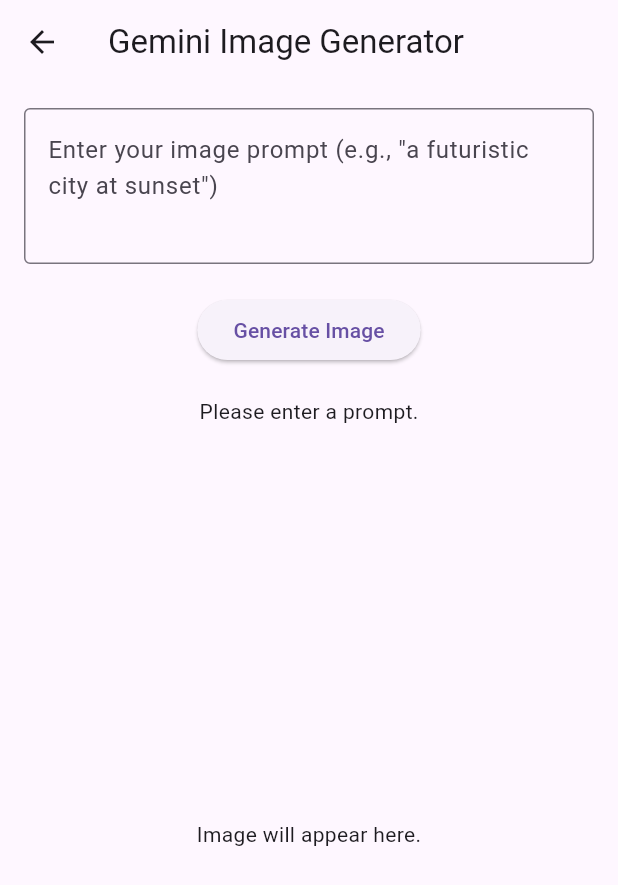
After one commit to TarunPal3551/poc-image-generation-mobile, a Flutter app: the ImageGenExample screen opened directly, after a tap on "Generate Image", on a phone screen of 412 x 824 dp. The commit adds this screen. Shown: the top 885 px of the screen. Run offline on Flutter 3.47's test engine with Material 3 defaults, Android fonts, the phone set to English and light mode, and no system bars; our stand-ins replace dio, flutter_gemini, get, image_picker, pretty_dio_logger.

Commit message:
ai image generation

```diff
--- /dev/null
+++ b/lib/Repository/ai_controller.dart
@@ -0,0 +1,171 @@
+import 'dart:convert';
+import 'dart:typed_data';
+import 'package:flutter/material.dart';
+import 'package:get/get.dart';
+import 'package:http/http.dart' as http;
+
+class AiController extends GetxController {
+  final TextEditingController promptController = TextEditingController();
+  final RxBool isLoading = false.obs;
+  final Rx<Uint8List?> generatedImageBytes = Rx<Uint8List?>(null);
+  final RxString statusMessage = "Enter a prompt and generate an image!".obs;
+
+  static const String _apiKey =
+      'AIzaSyA7udc2entzYYuWSBAEqO81MFEo5LabLjM'; // Replace with your actual API Key
+  static const String _baseUrl =
+      'https://generativelanguage.googleapis.com/v1beta/models';
+
+  Future<void> generateImage() async {
+    final prompt = promptController.text.trim();
+    if (prompt.isEmpty) {
+      statusMessage.value = "Please enter a prompt.";
+      return;
+    }
+
+    isLoading.value = true;
+    statusMessage.value = "Generating image...";
+    generatedImageBytes.value = null;
+
+    try {
+      final url =
+          '$_baseUrl/gemini-2.0-flash-exp-image-generation:generateContent?key=$_apiKey';
+
+      final requestBody = {
+        'contents': [
+          {
+            'parts': [
+              {'text': prompt},
+            ],
+          },
+        ],
+        'generationConfig': {
+          'responseModalities': ['TEXT', 'IMAGE'],
+          'temperature': 0.7,
+          'maxOutputTokens': 100,
+        },
+      };
+
+      debugPrint("Making HTTP request to: $url");
+      debugPrint("Request body: ${jsonEncode(requestBody)}");
+
+      final response = await http.post(
+        Uri.parse(url),
+        headers: {'Content-Type': 'application/json'},
+        body: jsonEncode(requestBody),
+      );
+
+      debugPrint("Response status: ${response.statusCode}");
+      debugPrint("Response headers: ${response.headers}");
+
+      if (response.statusCode == 200) {
+        final responseData = jsonDecode(response.body);
+        debugPrint("Response data: $responseData");
+
+        Uint8List? imageBytes = await _extractImageFromResponse(responseData);
+
+        if (imageBytes != null) {
+          generatedImageBytes.value = imageBytes;
+          statusMessage.value = "Image generated successfully!";
+          await _logImageInfo(imageBytes);
+        } else {
+          statusMessage.value = "No image data found in response.";
+          _debugResponse(responseData);
+        }
+      } else {
+        final errorResponse = jsonDecode(response.body);
+        statusMessage.value =
+            "API Error: ${errorResponse['error']['message'] ?? 'Unknown error'}";
+        debugPrint("Error response: $errorResponse");
+      }
+    } catch (e, stack) {
+      statusMessage.value = "Network Error: ${e.toString()}";
+      debugPrint("Error: $e");
+      debugPrint("Stack trace: $stack");
+    } finally {
+      isLoading.value = false;
+    }
+  }
+
+  Future<Uint8List?> _extractImageFromResponse(
+    Map<String, dynamic> responseData,
+  ) async {
+    try {
+      final candidates = responseData['candidates'] as List?;
+      if (candidates == null || candidates.isEmpty) {
+        debugPrint("No candidates in response");
+        return null;
+      }
+
+      for (final candidate in candidates) {
+        final content = candidate['content'];
+        if (content == null) continue;
+
+        final parts = content['parts'] as List?;
+        if (parts == null) continue;
+
+        for (int i = 0; i < parts.length; i++) {
+          final part = parts[i];
+          debugPrint("Part $i: ${part.keys}");
+
+          // Check for inline_data (this is how images are returned in the REST API)
+          if (part.containsKey('inline_data') ||
+              part.containsKey('inlineData')) {
+            final inlineData = part['inline_data'] ?? part['inlineData'];
+            final mimeType = inlineData['mime_type'] ?? inlineData['mimeType'];
+
+            debugPrint("Found inline data with mimeType: $mimeType");
+
+            if (mimeType != null && mimeType.toString().startsWith('image/')) {
+              final base64Data = inlineData['data'];
+              if (base64Data != null) {
+                return base64Decode(base64Data);
+              }
+            }
+          }
+
+          // Also check for text content
+          if (part.containsKey('text')) {
+            debugPrint("Text part: ${part['text']}");
+          }
+        }
+      }
+    } catch (e) {
+      debugPrint("Error extracting image: $e");
+    }
+
+    return null;
+  }
+
+  void _debugResponse(Map<String, dynamic> responseData) {
+    debugPrint("=== FULL RESPONSE DEBUG ===");
+    debugPrint("Response structure: ${responseData.keys}");
+
+    final candidates = responseData['candidates'] as List?;
+    if (candidates != null) {
+      for (int i = 0; i < candidates.length; i++) {
+        debugPrint("Candidate $i: ${candidates[i].keys}");
+        final content = candidates[i]['content'];
+        if (content != null) {
+          debugPrint("Content keys: ${content.keys}");
+          final parts = content['parts'] as List?;
+          if (parts != null) {
+            for (int j = 0; j < parts.length; j++) {
+              debugPrint("Part $j keys: ${parts[j].keys}");
+              debugPrint("Part $j content: ${parts[j]}");
+            }
+          }
+        }
+      }
+    }
+    debugPrint("=== END DEBUG ===");
+  }
+
+  Future<void> _logImageInfo(Uint8List imageBytes) async {
+    try {
+      final decoded = await decodeImageFromList(imageBytes);
+      debugPrint("Generated image size: ${decoded.width}x${decoded.height}");
+    } catch (e) {
+      debugPrint("Image decode failed: $e");
+    }
+  }
+}
--- /dev/null
+++ b/lib/Repository/geminiservices.dart
@@ -0,0 +1,13 @@
+import 'package:flutter_gemini/flutter_gemini.dart';
+
+class GeminiService {
+  late Gemini _gemini;
+
+  void init({required String apiKey, required String model}) {
+    _gemini = Gemini.init(
+      apiKey: apiKey,
+    );
+  }
+
+  Gemini get gemini => _gemini;
+}
--- /dev/null
+++ b/lib/Screens/ai_generation.dart
@@ -0,0 +1,54 @@
+import 'package:flutter/material.dart';
+import 'package:get/get.dart';
+import 'package:quick_pick/Repository/ai_controller.dart';
+
+
+class ImageGenExample extends StatelessWidget {
+  const ImageGenExample({super.key});
+
+  @override
+  Widget build(BuildContext context) {
+    final AiController controller = Get.put(AiController());
+
+    return Scaffold(
+      appBar: AppBar(
+        title: const Text('Gemini Image Generator'),
+      ),
+      body: Padding(
+        padding: const EdgeInsets.all(16.0),
+        child: Obx(() => Column(
+              children: [
+                TextField(
+                  controller: controller.promptController,
+                  decoration: const InputDecoration(
+                    hintText: 'Enter your image prompt (e.g., "a futuristic city at sunset")',
+                    border: OutlineInputBorder(),
+                  ),
+                  maxLines: 3,
+                ),
+                const SizedBox(height: 20),
+                controller.isLoading.value
+                    ? const CircularProgressIndicator()
+                    : ElevatedButton(
+                        onPressed: controller.generateImage,
+                        child: const Text('Generate Image'),
+                      ),
+                const SizedBox(height: 20),
+                Text(controller.statusMessage.value),
+                const SizedBox(height: 20),
+                Expanded(
+                  child: controller.generatedImageBytes.value != null
+                      ? Image.memory(
+                          controller.generatedImageBytes.value!,
+                          fit: BoxFit.contain,
+                        )
+                      : const Center(
+                          child: Text('Image will appear here.'),
+                        ),
+                ),
+              ],
+            )),
+      ),
+    );
+  }
+}
--- a/pubspec.yaml
+++ b/pubspec.yaml
@@ -39,6 +39,7 @@
   http: ^1.4.0
   dio: ^5.8.0+1
   pretty_dio_logger: ^1.4.0
+  flutter_gemini: ^3.0.0
 
 dev_dependencies:
   flutter_test:
```
Also changed, not shown: lib/Screens/home_page.dart (+13 -0 lines), pubspec.lock.
